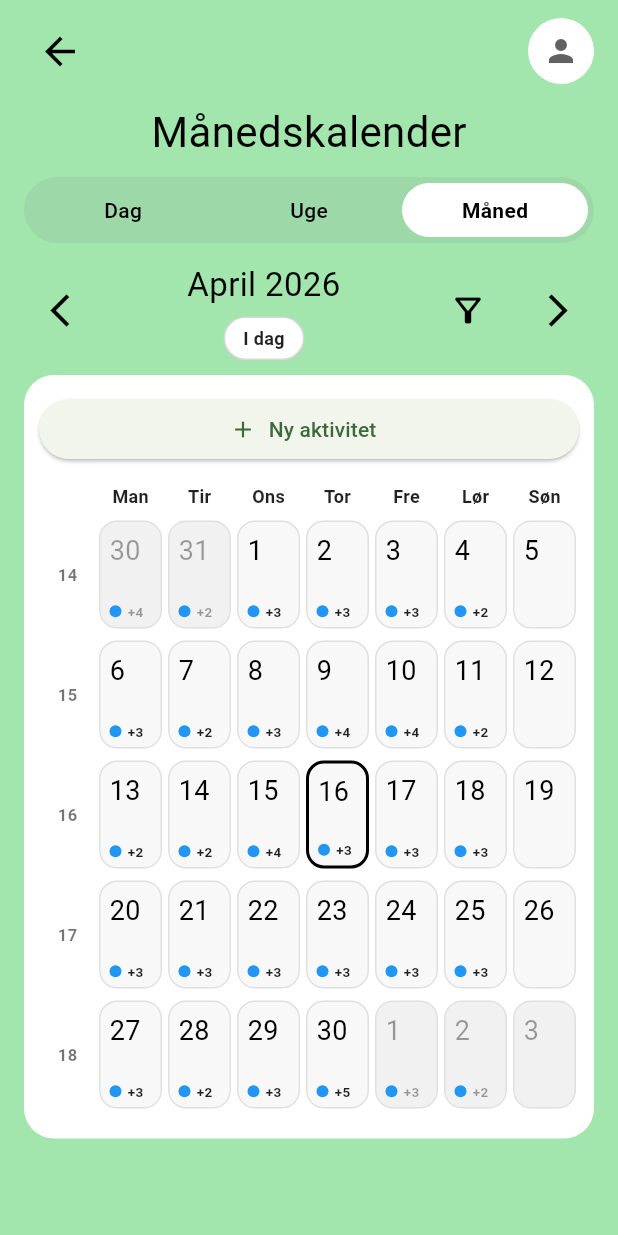
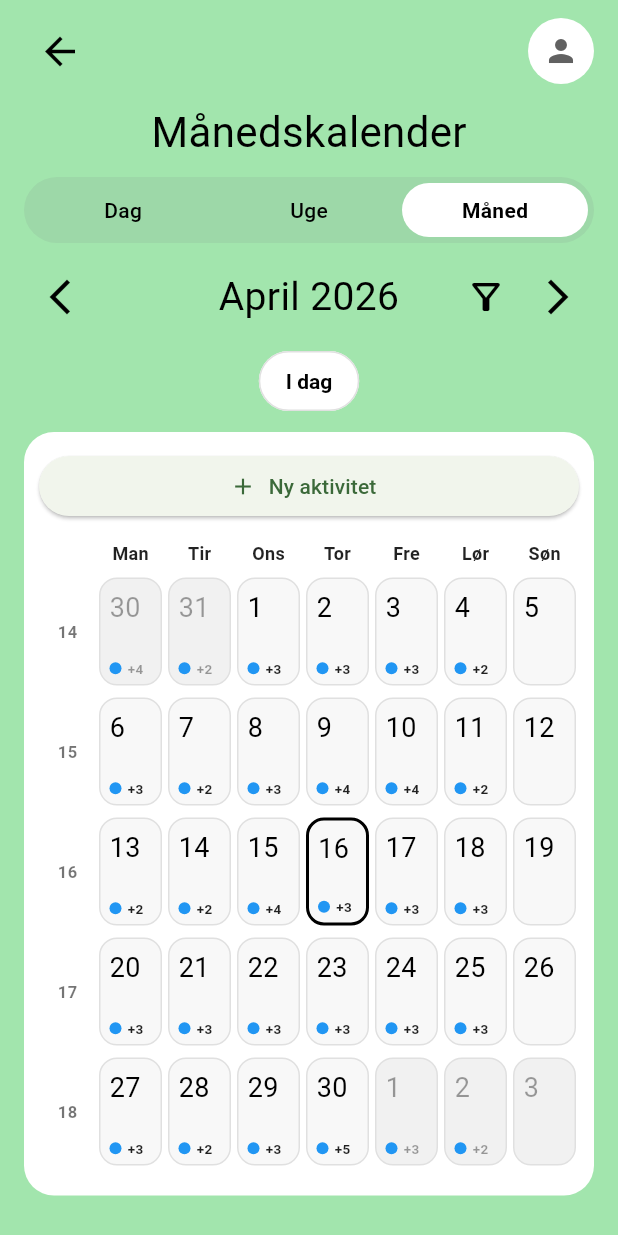
Before and after one commit to Hamada-dada/P10, a Flutter app: the MonthlyCalendarScreen screen opened by its route, on a phone screen of 412 x 824 dp. Run offline on Flutter 3.47's test engine with Material 3 defaults, Android fonts, the phone set to English and light mode, and no system bars; our stand-ins replace supabase_flutter; accounts and stored records are empty; Roboto replaces fonts that are missing (Italiana).

```diff
--- a/overblik/lib/widgets/calendar_navigation_bar.dart
+++ b/overblik/lib/widgets/calendar_navigation_bar.dart
@@ -55,11 +55,11 @@ class CalendarNavigationBar extends StatelessWidget {
     switch (viewType) {
 case CalendarViewType.day:
   final weekday = weekdays[focusedDate.weekday - 1];
-        final month = months[focusedDate.month - 1];
-        return '$weekday d. ${focusedDate.day}. $month';
+  return '$weekday ${focusedDate.day}/${focusedDate.month}';
 
       case CalendarViewType.week:
-        return 'Uge ${_getWeekNumber(focusedDate)}';
+        final weekNumber = _getWeekNumber(focusedDate);
+        return 'Uge $weekNumber';
 
       case CalendarViewType.month:
         final month = months[focusedDate.month - 1];
@@ -68,11 +68,11 @@ class CalendarNavigationBar extends StatelessWidget {
   }
 
   int _getWeekNumber(DateTime date) {
-    final thursday =
-        date.add(Duration(days: 4 - (date.weekday == 7 ? 7 : date.weekday)));
-    final firstJanuary = DateTime(thursday.year, 1, 1);
-    final days = thursday.difference(firstJanuary).inDays;
-    return ((days + firstJanuary.weekday - 1) / 7).floor() + 1;
+    final firstDayOfYear = DateTime(date.year, 1, 1);
+    final daysOffset = firstDayOfYear.weekday - 1;
+    final firstMonday = firstDayOfYear.subtract(Duration(days: daysOffset));
+    final difference = date.difference(firstMonday).inDays;
+    return (difference / 7).floor() + 1;
   }
 
   @override
@@ -80,17 +80,21 @@ class CalendarNavigationBar extends StatelessWidget {
     final isLandscape =
         MediaQuery.of(context).orientation == Orientation.landscape;
 
-    final titleFontSize = isLandscape ? 18.0 : 22.0;
-    final metaFontSize = isLandscape ? 11.0 : 12.0;
-    final iconSize = isLandscape ? 24.0 : 26.0;
-    final smallGap = isLandscape ? 4.0 : 6.0;
+    final titleFontSize = isLandscape ? 24.0 : 26.0;
+    final iconSize = isLandscape ? 26.0 : 28.0;
+    final topSpacing = isLandscape ? 6.0 : 8.0;
 
-    return Row(
-      crossAxisAlignment: CrossAxisAlignment.center,
+    return Column(
+      crossAxisAlignment: CrossAxisAlignment.stretch,
       children: [
-        IconButton(
-          padding: EdgeInsets.zero,
-          constraints: const BoxConstraints(),
+        SizedBox(
+          height: isLandscape ? 44 : 48,
+          child: Stack(
+            alignment: Alignment.center,
+            children: [
+              Align(
+                alignment: Alignment.centerLeft,
+                child: IconButton(
                   onPressed: onPrevious,
                   icon: Icon(
                     Icons.arrow_back_ios_new,
@@ -98,13 +102,15 @@ class CalendarNavigationBar extends StatelessWidget {
                     color: Colors.black,
                   ),
                 ),
-        const SizedBox(width: 8),
-        Expanded(
-          child: Column(
-            children: [
-              Text(
+              ),
+              Center(
+                child: Padding(
+                  padding: const EdgeInsets.symmetric(horizontal: 72),
+                  child: Text(
                     _buildTitle(),
                     textAlign: TextAlign.center,
+                    maxLines: 1,
+                    overflow: TextOverflow.ellipsis,
                     style: TextStyle(
                       fontFamily: 'Italiana',
                       fontSize: titleFontSize,
@@ -112,79 +118,23 @@ class CalendarNavigationBar extends StatelessWidget {
                       color: Colors.black,
                     ),
                   ),
-              SizedBox(height: smallGap),
-              Row(
-                mainAxisAlignment: MainAxisAlignment.center,
-                children: [
-                  if (viewType == CalendarViewType.day) ...[
-                    Container(
-                      padding: const EdgeInsets.symmetric(
-                        horizontal: 10,
-                        vertical: 4,
-                      ),
-                      decoration: BoxDecoration(
-                        color: const Color(0x1A000000),
-                        borderRadius: BorderRadius.circular(20),
-                      ),
-                      child: Text(
-                        'Uge ${_getWeekNumber(focusedDate)}',
-                        style: TextStyle(
-                          fontSize: metaFontSize,
-                          fontWeight: FontWeight.w600,
-                          color: Colors.black87,
                 ),
               ),
-                    ),
-                    const SizedBox(width: 8),
-                  ],
-                  GestureDetector(
-                    onTap: onToday,
-                    child: Container(
-                      padding: const EdgeInsets.symmetric(
-                        horizontal: 12,
-                        vertical: 5,
-                      ),
-                      decoration: BoxDecoration(
-                        color: Colors.white,
-                        borderRadius: BorderRadius.circular(20),
-                        border: Border.all(
-                          color: const Color(0xFFD8D8D8),
-                          width: 1,
-                        ),
-                      ),
-                      child: Text(
-                        'I dag',
-                        style: TextStyle(
-                          fontSize: metaFontSize,
-                          fontWeight: FontWeight.w600,
-                          color: Colors.black87,
-                        ),
-                      ),
-                    ),
-                  ),
-                ],
-              ),
-            ],
-          ),
-        ),
-        const SizedBox(width: 8),
+              Align(
+                alignment: Alignment.centerRight,
+                child: Row(
+                  mainAxisSize: MainAxisSize.min,
+                  children: [
                     if (showFilter)
                       IconButton(
-            padding: EdgeInsets.zero,
-            constraints: const BoxConstraints(),
                         onPressed: onFilterTap,
                         icon: Icon(
                           Icons.filter_alt_outlined,
                           size: iconSize,
                           color: Colors.black,
                         ),
-          )
-        else
-          SizedBox(width: iconSize),
-        const SizedBox(width: 12),
+                      ),
                     IconButton(
-          padding: EdgeInsets.zero,
-          constraints: const BoxConstraints(),
                       onPressed: onNext,
                       icon: Icon(
                         Icons.arrow_forward_ios,
@@ -193,6 +143,30 @@ class CalendarNavigationBar extends StatelessWidget {
                       ),
                     ),
                   ],
+                ),
+              ),
+            ],
+          ),
+        ),
+        SizedBox(height: topSpacing),
+        Center(
+          child: OutlinedButton(
+            onPressed: onToday,
+            style: OutlinedButton.styleFrom(
+              backgroundColor: Colors.white,
+              foregroundColor: Colors.black,
+              side: const BorderSide(color: Color(0xFFE0E0E0)),
+              shape: const StadiumBorder(),
+              padding: const EdgeInsets.symmetric(horizontal: 18, vertical: 8),
+              textStyle: const TextStyle(
+                fontSize: 14,
+                fontWeight: FontWeight.w600,
+              ),
+            ),
+            child: const Text('I dag'),
+          ),
+        ),
+      ],
     );
   }
 }
--- a/overblik/pubspec.yaml
+++ b/overblik/pubspec.yaml
@@ -35,6 +35,7 @@ dependencies:
   # Use with the CupertinoIcons class for iOS style icons.
   cupertino_icons: ^1.0.8
   supabase_flutter: ^2.12.2
+  image_picker: ^1.2.1
 
 dev_dependencies:
   flutter_test:
```
Also changed, not shown: overblik/pubspec.lock, 5 other files. Lines whose indentation alone changed are shown as unchanged.
